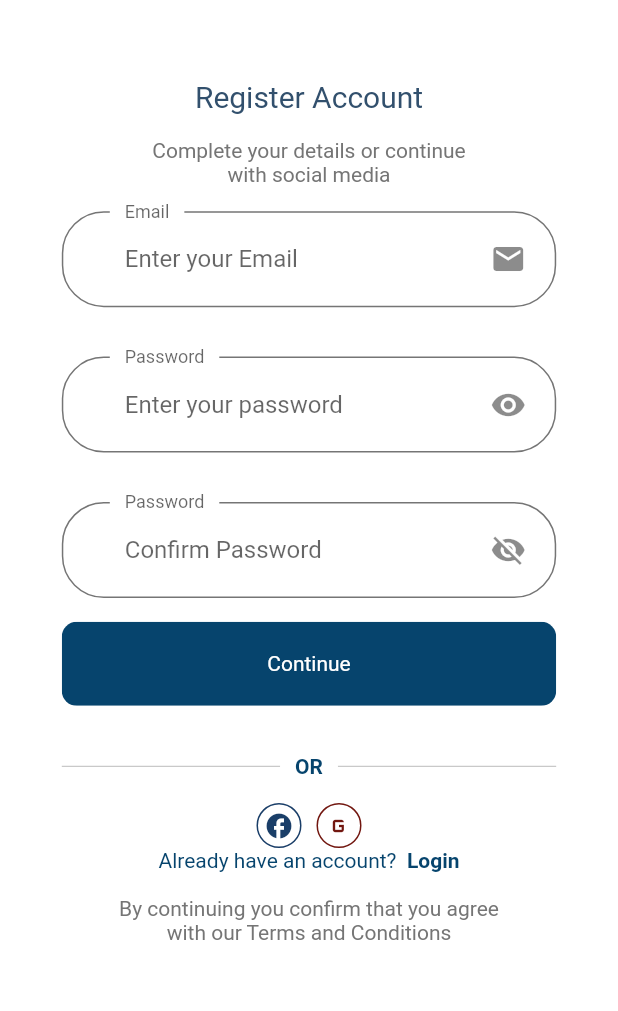
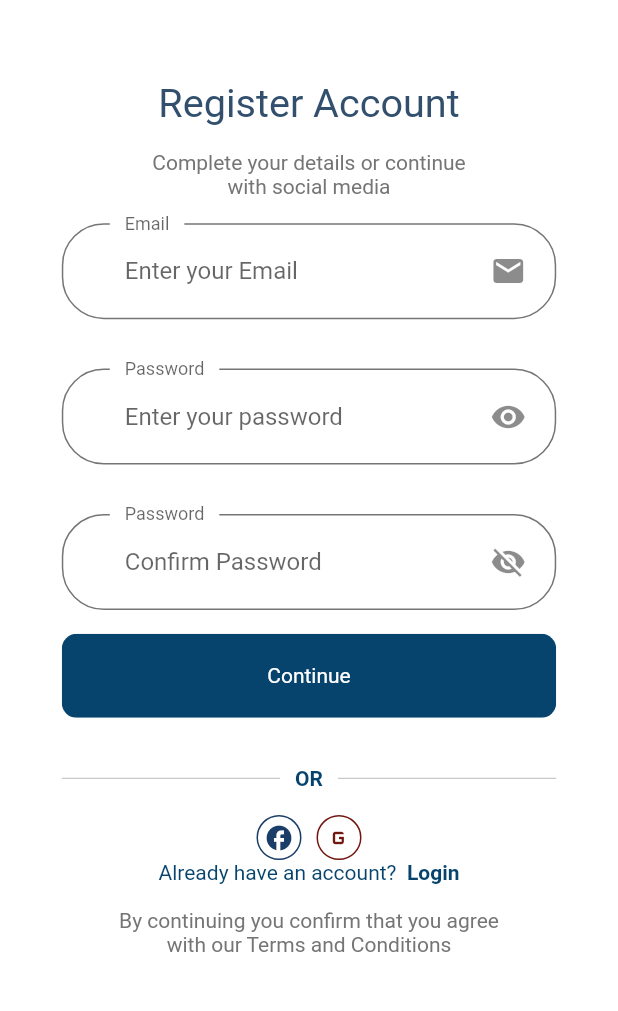
Before and after one commit to Joelodufu/kuziem, a Flutter app: the screen it shows after launch, after a tap on "Forgot Password", after a tap on "continue", after a tap on "Signup", on a phone screen of 412 x 824 dp, the part 84-1095 px from its top. Run offline on Flutter 3.47's test engine with Material 2 defaults, Android fonts, the light colour scheme and no system bars.

Commit message:
Onboardin design completed

```diff
--- a/lib/constants.dart
+++ b/lib/constants.dart
@@ -1,4 +1,5 @@
 import 'package:flutter/material.dart';
+import 'package:kuziem/size_config.dart';
 
 const kPrimaryColor = Color.fromARGB(255, 6, 68, 109);
 const kPrimaryLightColor = Color.fromARGB(255, 223, 246, 255);
@@ -16,11 +17,19 @@ const kPrimaryGradient = LinearGradient(colors: [
 
 const kAnimationDuration = Duration(milliseconds: 200);
 
+final headStyle = TextStyle(
+  color: Color.fromARGB(255, 50, 80, 109),
+  fontSize: getProportionalScreenWidth(25),
+);
+
 //form Error
 final RegExp emailValidatorRegEx =
     RegExp(r"^[a-zA-Z0-9.]+@[a-zA-Z0-9]+\.[a-zA-Z]+");
 const String kEmailNullError = "Please Enter your email";
-const String kInvalidEmailError = "Please ENter Valid Email";
+const String kInvalidEmailError = "Please Enter Valid Email";
 const String kPassNullError = "Please Enter your password";
 const String kShortPassError = "Password is too short";
-const String kMatchPassError = "Password don't mat h";
+const String kMatchPassError = "Password don't match";
+const String kNameNullErro = "Please Enter your name";
+const String kPhonNumberNullError = "Please Enter your phone number";
+const String kAddressNullErro = "Please Enter your address";
--- a/lib/main.dart
+++ b/lib/main.dart
@@ -18,7 +18,7 @@ class MyApp extends StatelessWidget {
 
       //home: SplashScreenPage(),
       theme: theme(),
-      initialRoute: "/splash",
+      initialRoute: SplashScreenPage.routeName,
       routes: routes,
     );
   }
--- a/lib/routes.dart
+++ b/lib/routes.dart
@@ -1,4 +1,5 @@
 import 'package:flutter/widgets.dart';
+import 'package:kuziem/screens/mobile/complete_profile/complete_profile_screen.dart';
 import 'package:kuziem/screens/mobile/forgot_password/forgot_password_screen.dart';
 import 'package:kuziem/screens/mobile/login/login.dart';
 import 'package:kuziem/screens/mobile/login_success/login_success_screen.dart';
@@ -9,4 +10,5 @@ final Map<String, WidgetBuilder> routes = {
   Login.routeName: (context) => Login(),
   ForgotPassword.routeName: (context) => const ForgotPassword(),
   LoginSuccessScreen.routeName: (context) => const LoginSuccessScreen(),
+  CompleteProfileScreen.routeName: (context) => const CompleteProfileScreen()
 };
--- a/lib/screens/mobile/Signup/components/body.dart
+++ b/lib/screens/mobile/Signup/components/body.dart
@@ -18,19 +18,16 @@ class Body extends StatelessWidget {
     return Scaffold(
       appBar: AppBar(
         centerTitle: true,
-        title: Text('Signup'),
+        title: const Text('Signup'),
       ),
       body: SingleChildScrollView(
         padding: EdgeInsets.symmetric(vertical: getProportionalScreenWidth(50)),
         child: Column(
           crossAxisAlignment: CrossAxisAlignment.center,
           children: [
-            const Text(
+            Text(
               "Register Account",
-              style: TextStyle(
-                color: Color.fromARGB(255, 50, 80, 109),
-                fontSize: 20,
-              ),
+              style: headStyle,
             ),
             SizedBox(
               height: SizeConfig.screenHeight * 0.02,
--- a/lib/screens/mobile/Signup/components/sign_up_form.dart
+++ b/lib/screens/mobile/Signup/components/sign_up_form.dart
@@ -1,4 +1,5 @@
 import 'package:flutter/material.dart';
+import 'package:kuziem/screens/mobile/complete_profile/complete_profile_screen.dart';
 import 'package:kuziem/screens/mobile/login/login.dart';
 
 import '../../../../components/form_error.dart';
@@ -58,6 +59,7 @@ class _SignUpFormState extends State<SignUpForm> {
               text: "Continue",
               press: () {
                 if (_formKey.currentState!.validate()) {
+                  Navigator.pushNamed(context, CompleteProfileScreen.routeName);
                   //Complete the form action
                 }
               }),
--- a/lib/screens/mobile/login/components/sign_form.dart
+++ b/lib/screens/mobile/login/components/sign_form.dart
@@ -46,7 +46,7 @@ class _SignFormState extends State<SignForm> {
                         remember = value!;
                       });
                     }),
-                Text("Remember Me"),
+                const Text("Remember Me"),
                 SizedBox(
                   width: getProportionalScreenWidth(40),
                 ),
@@ -55,7 +55,7 @@ class _SignFormState extends State<SignForm> {
                     Navigator.of(context).pushReplacement(MaterialPageRoute(
                         builder: (BuildContext context) => ForgotPassword()));
                   },
-                  child: Text(
+                  child: const Text(
                     "Forgot Password",
                     style: TextStyle(
                       decoration: TextDecoration.underline,
@@ -70,7 +70,7 @@ class _SignFormState extends State<SignForm> {
             RoundButton(
                 text: "Login",
                 color: Colors.white,
-                background: Colors.blue,
+                background: kPrimaryColor,
                 press: () {
                   if (_formKey.currentState!.validate()) {
                     Navigator.pushNamed(context, LoginSuccessScreen.routeName);
--- a/lib/screens/mobile/login/login.dart
+++ b/lib/screens/mobile/login/login.dart
@@ -22,12 +22,9 @@ class Login extends StatelessWidget {
           SizedBox(
             height: getProportionalScreenWidth(40),
           ),
-          const Text(
+          Text(
             "Welcome Back",
-            style: TextStyle(
-              color: Color.fromARGB(255, 50, 80, 109),
-              fontSize: 20,
-            ),
+            style: headStyle,
           ),
           const SizedBox(
             height: 5,
```
Also changed, not shown: lib/screens/mobile/complete_profile/complete_profile_screen.dart (added, +17 -0 lines), lib/screens/mobile/complete_profile/components/body.dart (added, +42 -0 lines), lib/screens/mobile/complete_profile/components/complete_profile_form.dart (added, +220 -0 lines).
